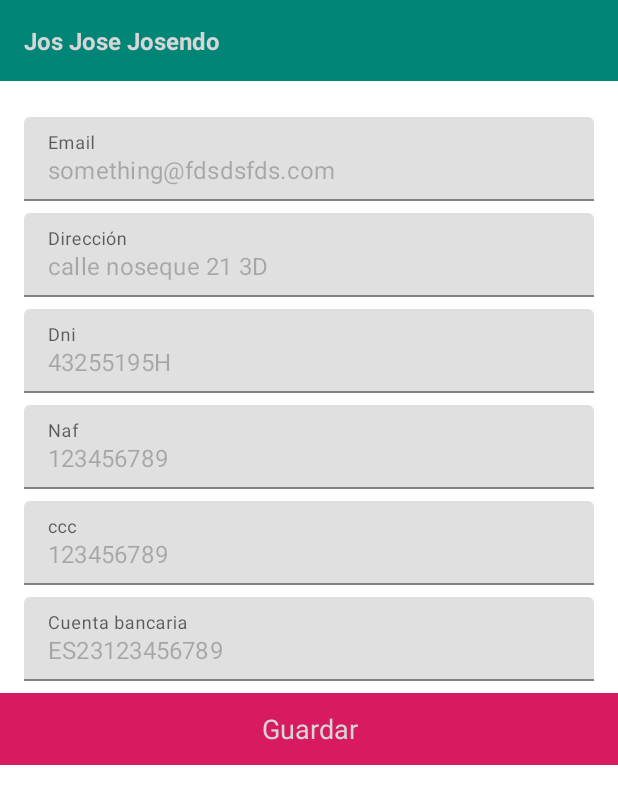
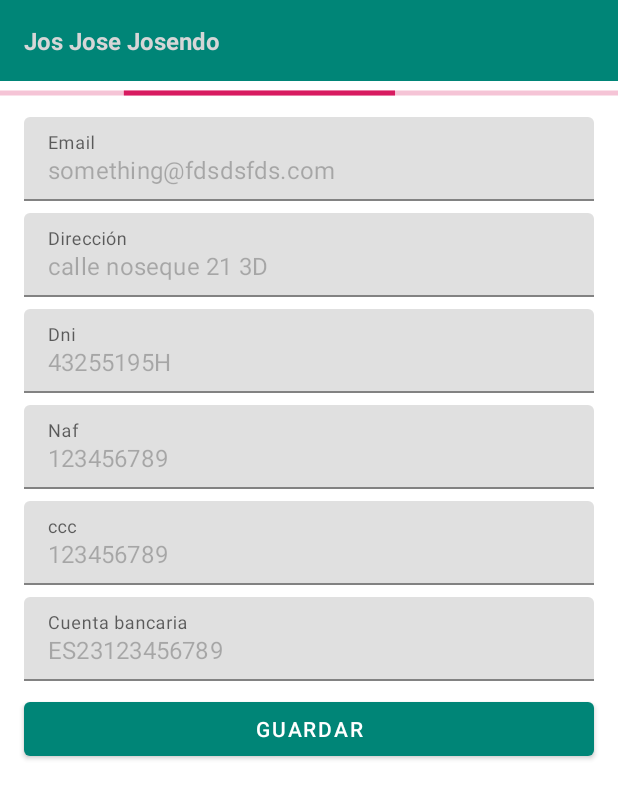
Before and after one commit to AlvaroChambi/AFProject, an Android app: the layout user_profile_layout.xml on its own in the app's theme, with its tools: preview values and no code run, on a phone screen of 412 x 824 dp. Shown: the top 804 px of the screen. Run offline under Robolectric (Android 15) with nearby library versions, the phone set to English and light mode, and no system bars; plain views replace FullScreenLoadingView.

Commit message:
Added profile update logic

```diff
--- a/app/src/main/java/es/developers/achambi/afines/Factories.kt
+++ b/app/src/main/java/es/developers/achambi/afines/Factories.kt
@@ -5,6 +5,7 @@ import es.developer.achambi.coreframework.threading.MainExecutor
 import es.developer.achambi.coreframework.utils.URIUtils
 import es.developers.achambi.afines.invoices.presenter.*
 import es.developers.achambi.afines.invoices.ui.*
+import es.developers.achambi.afines.invoices.ui.profile.ProfileScreenInterface
 import es.developers.achambi.afines.invoices.ui.profile.presentations.ProfilePresentationBuilder
 import es.developers.achambi.afines.invoices.usecase.InvoiceUseCase
 import es.developers.achambi.afines.invoices.usecase.ProfileUseCase
--- a/app/src/main/res/layout/user_profile_layout.xml
+++ b/app/src/main/res/layout/user_profile_layout.xml
@@ -134,16 +134,15 @@
             app:layout_constraintTop_toTopOf="parent"
             tools:text="Jos Jose Josendo" />
 
-        <TextView
+        <Button
             android:id="@+id/profile_save_button"
             android:layout_width="0dp"
             android:layout_height="48dp"
+            android:layout_marginStart="16dp"
             android:layout_marginTop="8dp"
-            android:background="@color/colorAccent"
+            android:layout_marginEnd="16dp"
             android:gravity="center"
             android:text="@string/profile_save_button_text"
-            android:textColor="@color/text_primary"
-            android:textSize="18sp"
             android:visibility="gone"
             app:layout_constraintBottom_toBottomOf="parent"
             app:layout_constraintEnd_toEndOf="parent"
@@ -164,7 +163,7 @@
             app:layout_constraintTop_toBottomOf="@+id/profile_dni_edit_frame">
 
             <com.google.android.material.textfield.TextInputEditText
-                android:id="@+id/naf_edit_frame"
+                android:id="@+id/naf_edit_text"
                 android:layout_width="match_parent"
                 android:layout_height="wrap_content"
                 android:enabled="false"
@@ -181,5 +180,17 @@
             app:layout_constraintStart_toStartOf="parent"
             app:layout_constraintTop_toTopOf="@+id/profile_user_name_text"
             tools:visibility="gone"/>
+
+        <ProgressBar
+            android:id="@+id/profile_update_progress_bar"
+            style="?android:attr/progressBarStyleHorizontal"
+            android:layout_width="0dp"
+            android:layout_height="wrap_content"
+            android:visibility="gone"
+            android:indeterminate="true"
+            app:layout_constraintEnd_toEndOf="parent"
+            app:layout_constraintStart_toStartOf="parent"
+            app:layout_constraintTop_toBottomOf="@+id/profile_user_name_text"
+            tools:visibility="visible" />
     </androidx.constraintlayout.widget.ConstraintLayout>
 </ScrollView>
--- a/app/src/main/res/values/strings.xml
+++ b/app/src/main/res/values/strings.xml
@@ -63,4 +63,7 @@
 
     <string name="logout_text">Logout</string>
     <string name="profile_save_button_text">Guardar</string>
+
+    <string name="profile_edit_success_message">Tus datos se han actualizado con éxito!</string>
+    <string name="profile_edit_error_message">No se han podido actualizar tus datos. Por favor intentelo otra vez mas tarde.</string>
 </resources>
```
Also changed, not shown: app/src/main/java/es/developers/achambi/afines/invoices/presenter/ProfilePresenter.kt (+85 -9 lines), app/src/main/java/es/developers/achambi/afines/invoices/ui/profile/ProfileFragment.kt (+63 -3 lines), app/src/main/java/es/developers/achambi/afines/invoices/usecase/ProfileUseCase.kt (+7 -2 lines), app/src/main/java/es/developers/achambi/afines/repositories/FirebaseRepository.kt (+22 -5 lines).
